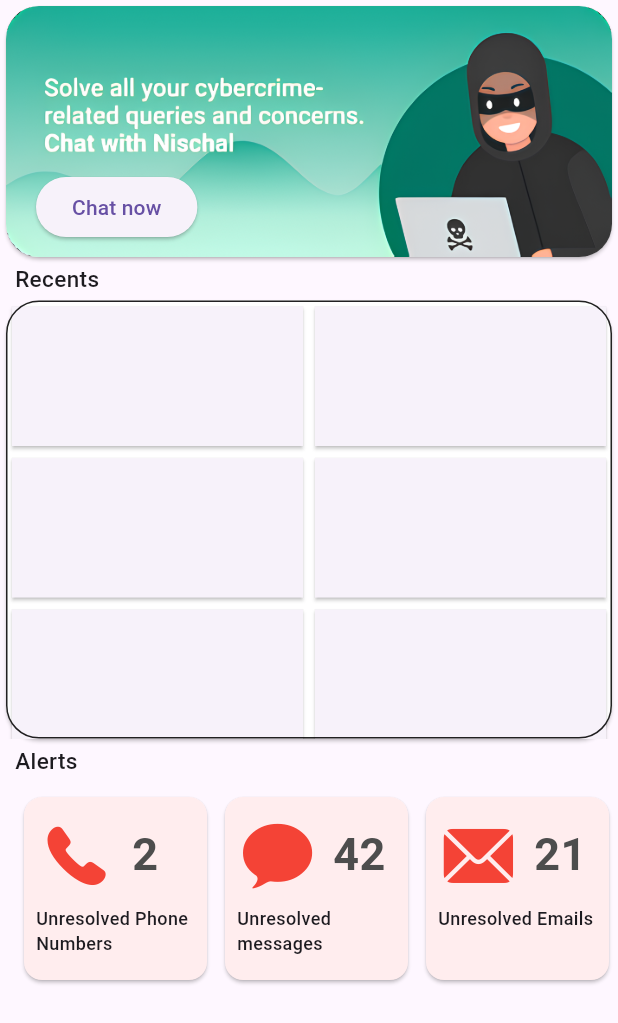
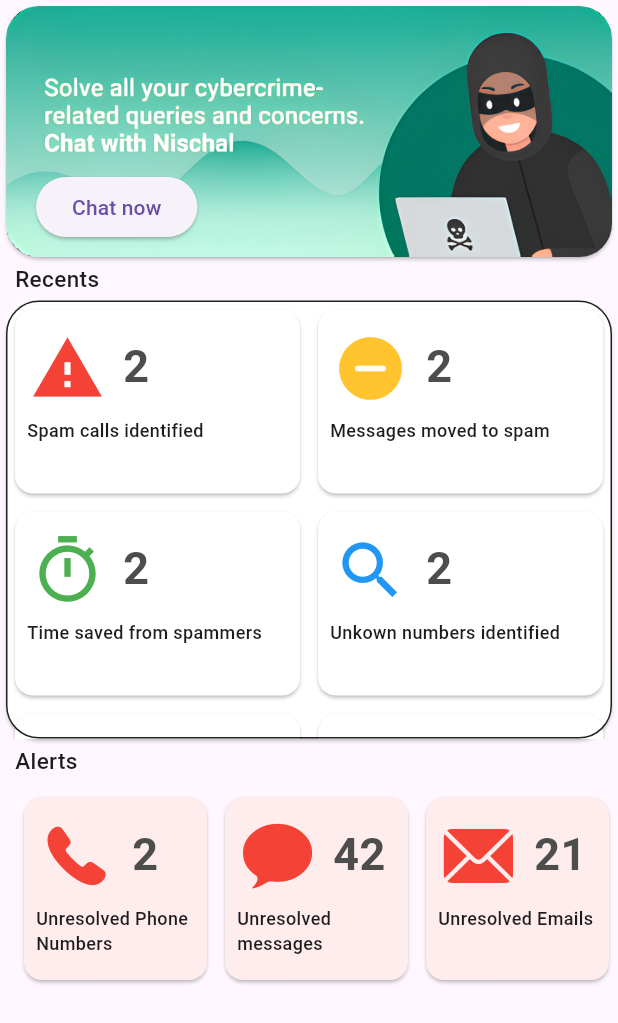
Before and after one commit to salik03/Kavach, a Flutter app: the HomeScreen screen opened directly, on a phone screen of 412 x 824 dp. Shown: the top 1023 px of the screen. Run offline on Flutter 3.47's test engine with Material 3 defaults, Android fonts, the phone set to English and light mode, and no system bars; our stand-ins replace cloud_firestore, contacts_service, get, google_fonts, permission_handler, shared_preferences; missing offline and left inert: call_log, flutter_sms_inbox; accounts and stored records are empty.

Commit message:
finished dashboard and added loading indicators

```diff
--- a/lib/src/constants/colors.dart
+++ b/lib/src/constants/colors.dart
@@ -10,6 +10,8 @@ const Color primaryColor = Color(0xFF6EE7B7);
 const Color dialogueBoxColor = Color(0xFFDDF1E9);
 const Color dividerColor = Color.fromARGB(184, 204, 202, 202);
 const Color buttonColor = Color(0xFF008357);
+const Color ocher = Color(0xFFFFC42E);
+const Color iconColor = Color(0xFF10B981);
 const Color transparent = Color(0x01000000);
 const Color cardColor = Color(0xFFFFEDEE);
 const Color cardTextColor = Color(0xFF4D4D4D);
--- a/lib/src/constants/language_hardcode.dart
+++ b/lib/src/constants/language_hardcode.dart
@@ -5,6 +5,12 @@ class LocalString extends Translations {
   // TODO: implement keys
   Map<String, Map<String, String>> get keys => {
         'en_US': {
+          'Spam calls identified': 'Spam calls identified',
+          'mails moved to spam': 'mails moved to spam',
+          'Time saved from spammers': 'Time saved from spammers',
+          'Unkown numbers identified': 'Unkown numbers identified',
+          'Verified callers identified': 'Verified callers identified',
+          'Spam mails identified': 'Spam mails identified',
           'no new messages':
               'no new messages to show\n please press refresh...',
           'Chat now': 'Chat now',
@@ -38,6 +44,12 @@ class LocalString extends Translations {
           'Create an Account': 'Create an Account'
         },
         'hi_IN': {
+          'Spam calls identified': 'स्पैम कॉल्स की पहचान की गई',
+          'mails moved to spam': 'मेल स्पैम में भेजे गए',
+          'Time saved from spammers': 'स्पैमर्स से बचाया गया समय',
+          'Unkown numbers identified': 'अज्ञात संख्याओं की पहचान की गई',
+          'Verified callers identified': 'सत्यापित कॉलर्स की पहचान की गई',
+          'Spam mails identified': 'स्पैम मेल की पहचान की गई',
           'no new messages': 'नए संदेश नहीं\n रिफ्रेश दबाएं...',
           'Chat now': 'अभी चैट करें',
           'Recents': 'हाल के',
@@ -73,6 +85,12 @@ class LocalString extends Translations {
           'Create an Account': 'खाता बनाएं'
         },
         'gu_IN': {
+          'Spam calls identified': 'સ્પામ કૉલ્સ ઓળખાયા',
+          'mails moved to spam': 'મેઇલ સ્પામ માં મૂવ કરવામાં આવી',
+          'Time saved from spammers': 'સ્પેમર્સથી સમય સાચવ્યો',
+          'Unkown numbers identified': 'અજ્ઞાત નંબરો ઓળખાયા',
+          'Verified callers identified': 'ચકાસેલ કૉલર્સ ઓળખાયા',
+          'Spam mails identified': 'સ્પામ મેઇલ્સ ઓળખાયા',
           'no new messages': 'કોઈ નવા સંદેશો નથી\n રિફ્રેશ દબાવો...',
           'Chat now': 'હવે ચેટ કરો',
           'Recents': 'તાજેતરના',
@@ -108,6 +126,12 @@ class LocalString extends Translations {
           'Create an Account': 'એક ખાતું બનાવો'
         },
         'kn_IN': {
+          'Spam calls identified': 'ಸ್ಪ್ಯಾಮ್ ಕಾಲ್ಸ್ ಗುರುತಿಸಲಾಗಿದೆ',
+          'mails moved to spam': 'ಮೇಲ್ಸ್ ಸ್ಪ್ಯಾಮ್ ಗೆ ಸ್ಥಳಾಂತರಿಸಲಾಗಿದೆ',
+          'Time saved from spammers': 'ಸ್ಪ್ಯಾಮರ್ಸ್ ನಿಂದ ಸಮಯ ಉಳಿಸಲಾಗಿದೆ',
+          'Unkown numbers identified': 'ಅಪರಿಚಿತ ಸಂಖ್ಯೆಗಳು ಗುರುತಿಸಲಾಗಿದೆ',
+          'Verified callers identified': 'ಪರಿಶೀಲಿಸಲಾದ ಕಾಲರ್ಸ್ ಗುರುತಿಸಲಾಗಿದೆ',
+          'Spam mails identified': 'ಸ್ಪ್ಯಾಮ್ ಮೇಲ್ಸ್ ಗುರುತಿಸಲಾಗಿದೆ',
           'no new messages': 'ಹೊಸ ಸಂದೇಶಗಳಿಲ್ಲ\n ದಯವಿಟ್ಟು ರಿಫ್ರೆಶ್ ಒತ್ತಿ...',
           'Chat now': 'ಈಗ ಚಾಟ್ ಮಾಡಿ',
           'Recents': 'ಇತ್ತೀಚಿನದು',
--- a/lib/src/features/authentication/screens/dashboard_screen/dashboard_screen.dart
+++ b/lib/src/features/authentication/screens/dashboard_screen/dashboard_screen.dart
@@ -17,8 +17,6 @@ class _DashboardScreenState extends State<DashboardScreen> {
 
   set index(int index) => _selectedIndex = index;
 
-  static const TextStyle optionStyle =
-      TextStyle(fontSize: 30, fontWeight: FontWeight.bold);
 
   // Add the SMSScreen widget to the list of widget options
   static final List<Widget> _widgetOptions = <Widget>[
--- a/lib/src/features/authentication/screens/extraction/sms_extract.dart
+++ b/lib/src/features/authentication/screens/extraction/sms_extract.dart
@@ -92,8 +92,16 @@ class _MessagesListView extends StatelessWidget {
           future: sendRequest(message.body!),
           builder: (context, snapshot) {
             if (snapshot.connectionState == ConnectionState.waiting) {
-              return const Center(
-                  child: Text('...')); // Placeholder for loading indicator
+              return const Column(
+                children: [
+                  SizedBox(
+                    height: 20,
+                  ),
+                  Center(
+                    child: CircularProgressIndicator(color: Colors.teal),
+                  ),
+                ],
+              );
             } else if (snapshot.hasError) {
               return Text('Error: ${snapshot.error}');
             } else {
--- a/lib/src/features/authentication/screens/home_screen/home_screen.dart
+++ b/lib/src/features/authentication/screens/home_screen/home_screen.dart
@@ -30,8 +30,7 @@ class HomeScreen extends StatelessWidget {
                   Align(
                     alignment: Alignment.bottomLeft,
                     child: Padding(
-                      padding:
-                          const EdgeInsets.only(left: 20, bottom: 8, top: 110),
+                      padding: const EdgeInsets.only(left: 20, bottom: 8, top: 110),
                       child: ElevatedButton(
                         onPressed: () {},
                         child: Text("Chat now".tr),
@@ -60,15 +59,51 @@ class HomeScreen extends StatelessWidget {
               ),
               child: GridView.count(
                 crossAxisCount: 2,
-                shrinkWrap: true,
-                childAspectRatio: 2,
-                scrollDirection: Axis.vertical,
-                padding: const EdgeInsets.all(0),
-                children: List.generate(
-                  6,
-                  (index) => const Card(
-                      shape: Border(), child: Center(child: Text(""))),
-                ),
+                childAspectRatio: 1.5,
+                children: [
+                  AlertBoxes(
+                    alertText: 'Spam calls identified'.tr,
+                    icon: Icons.warning,
+                    alerts: 2,
+                    color: Colors.white,
+                    iconColor: Colors.red,
+                  ),
+                  AlertBoxes(
+                    alertText: 'Messages moved to spam'.tr,
+                    icon: Icons.do_disturb_on_rounded,
+                    alerts: 2,
+                    color: Colors.white,
+                    iconColor: ocher,
+                  ),
+                  AlertBoxes(
+                    alertText: 'Time saved from spammers'.tr,
+                    icon: Icons.timer_sharp,
+                    alerts: 2,
+                    color: Colors.white,
+                    iconColor: Colors.green,
+                  ),
+                  AlertBoxes(
+                    alertText: 'Unkown numbers identified'.tr,
+                    icon: Icons.search,
+                    alerts: 2,
+                    color: Colors.white,
+                    iconColor: Colors.blue,
+                  ),
+                  AlertBoxes(
+                    alertText: 'Verified callers identified'.tr,
+                    icon: Icons.person_search,
+                    alerts: 2,
+                    color: Colors.white,
+                    iconColor: iconColor,
+                  ),
+                  AlertBoxes(
+                    alertText: 'Spam mails identified'.tr,
+                    icon: Icons.mail_lock_sharp,
+                    alerts: 2,
+                    color: Colors.white,
+                    iconColor: iconColor,
+                  ),
+                ],
               ),
             ),
           ),
@@ -87,18 +122,24 @@ class HomeScreen extends StatelessWidget {
                 child: Row(
                   children: [
                     AlertBoxes(
+                      color: cardColor,
                       icon: CupertinoIcons.phone_fill,
                       alertText: "Unresolved Phone Numbers".tr,
                       alerts: 2,
+                      iconColor: Colors.red,
                     ),
                     AlertBoxes(
+                      color: cardColor,
                       icon: CupertinoIcons.chat_bubble_fill,
                       alertText: "Unresolved messages".tr,
                       alerts: 42,
+                      iconColor: Colors.red,
                     ),
                     AlertBoxes(
+                      iconColor: Colors.red,
+                      color: cardColor,
                       icon: CupertinoIcons.mail_solid,
-                      alertText: "Unresolved Emails".tr,
+                      alertText: "Unresolved Emails ".tr,
                       alerts: 21,
                     )
                   ],
@@ -114,12 +155,16 @@ class AlertBoxes extends StatelessWidget {
   final IconData icon; // New required parameter for the icon
   final String alertText; // New required parameter for the alert text
   final int alerts;
+  final Color color;
+  final Color iconColor;
 
   const AlertBoxes(
       {Key? key,
+      required this.color,
       required this.icon,
       required this.alertText,
-      required this.alerts})
+      required this.alerts,
+      required this.iconColor})
       : super(key: key);
 
   @override
@@ -130,7 +175,7 @@ class AlertBoxes extends StatelessWidget {
         width: 130,
         height: 130,
         child: Card(
-          color: cardColor,
+          color: color,
           child: Column(
             crossAxisAlignment: CrossAxisAlignment.start,
             children: [
@@ -141,7 +186,7 @@ class AlertBoxes extends StatelessWidget {
                     child: Icon(
                       icon, // Use the provided icon
                       size: 50,
-                      color: Colors.red,
+                      color: iconColor,
                     ),
                   ),
                   Padding(
@@ -161,8 +206,7 @@ class AlertBoxes extends StatelessWidget {
                 padding: const EdgeInsets.all(8.0),
                 child: Text(
                   alertText,
-                  style: const TextStyle(
-                      fontSize: 12, fontWeight: FontWeight.w500),
+                  style: const TextStyle(fontSize: 12, fontWeight: FontWeight.w500),
                 ),
               ),
             ],
```
